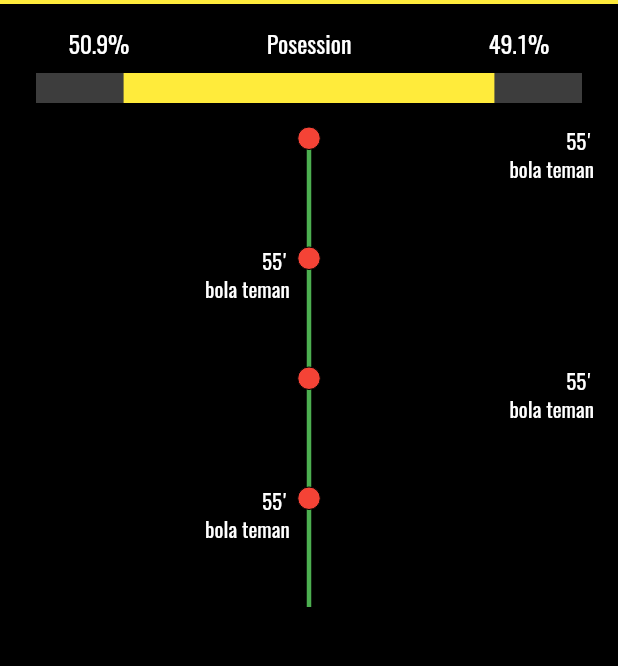
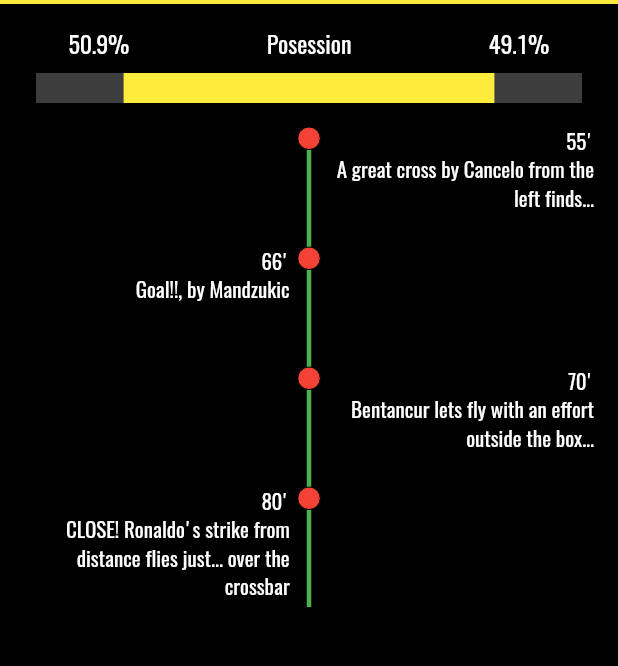
Before and after one commit to ariefannur/juventus-app, a Flutter app: the screen it shows after launch, tab 3 chosen, on a phone screen of 412 x 824 dp, the part 518-1184 px from its top. Run offline on Flutter 3.47's test engine with Material 2 defaults, Android fonts, the phone set to English and light mode, and no system bars; missing offline and left inert: flutter_circular_chart.

Commit message:
update screen shot

```diff
--- a/lib/home/detail_player.dart
+++ b/lib/home/detail_player.dart
@@ -117,7 +117,7 @@ class DetailPlayerState extends State<DetailPlayer>{
             ),
 
             Row(
-              mainAxisAlignment: MainAxisAlignment.spaceBetween,
+              mainAxisAlignment: MainAxisAlignment.spaceAround,
               children: <Widget>[
                 ItemStatistik(),
                 ItemStatistik(),
@@ -168,6 +168,7 @@ class StateItemStatistik extends State<ItemStatistik>{
   @override
   Widget build(BuildContext context) {
     return Container(
+      width: 110,
       padding: EdgeInsets.all(10),
       child: Column(
         mainAxisSize: MainAxisSize.min,
--- a/lib/home/live.dart
+++ b/lib/home/live.dart
@@ -132,10 +132,10 @@ class LiveState extends State<Live>{
   Widget timelineScore(){
     return Column(
       children: <Widget>[
-        itemTimeline(true, 55, "bola teman"),
-        itemTimeline(false, 55, "bola teman"),
-        itemTimeline(true, 55, "bola teman"),
-        itemTimeline(false, 55, "bola teman"),
+        itemTimeline(true, 55, "A great cross by Cancelo from the left finds..."),
+        itemTimeline(false, 66, "Goal!!, by Mandzukic"),
+        itemTimeline(true, 70, "Bentancur lets fly with an effort outside the box..."),
+        itemTimeline(false, 80, "CLOSE! Ronaldo's strike from distance flies just... over the crossbar"),
 
       ],
     );
--- a/lib/home/news.dart
+++ b/lib/home/news.dart
@@ -81,7 +81,7 @@ class NewsState extends State<News>{
                 children: <Widget>[
                   Container(
                     padding: EdgeInsets.only(left: 10),
-                    width: 250,
+                    width: 230,
                     child:
                          Text("Douglas Costa: \"We make the difference in the key moments\"",  overflow: TextOverflow.ellipsis, maxLines:2, style:TextStyle(fontFamily:'Oswald', color: Colors.white, fontSize: 16))
                   ),
```
Also changed, not shown: assets/preview/juventus-app-home.png (added), assets/preview/juventus-app-live-statistik.png (added), assets/preview/juventus-app-livescore.png (added), assets/preview/juventus-app-news.png (added), assets/preview/juventus-app-profile.png (added).
